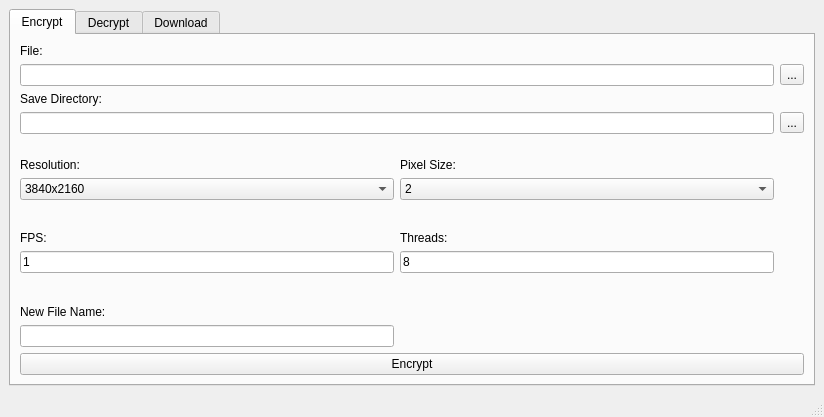
Above: CipherDrive GUI.ui from Goblin-0-0-7/CipherDrive before the change. Below: the same form after it.
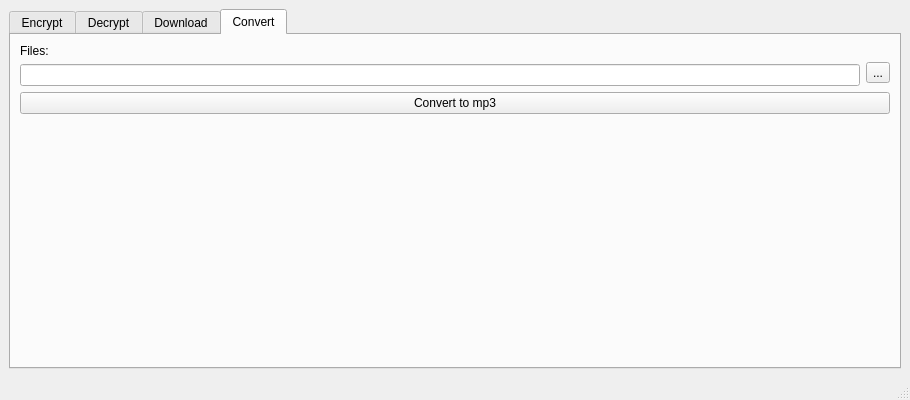
That is the form after the change.

Commit message: added convert tab

The edit to the form file:
```diff
--- a/CipherDrive GUI.ui
+++ b/CipherDrive GUI.ui
@@ -6,8 +6,8 @@
    <rect>
     <x>0</x>
     <y>0</y>
-    <width>824</width>
-    <height>417</height>
+    <width>910</width>
+    <height>400</height>
    </rect>
   </property>
   <property name="sizePolicy">
@@ -24,7 +24,7 @@
     <item row="0" column="0">
      <widget class="QTabWidget" name="tabWidget_container">
       <property name="currentIndex">
-       <number>0</number>
+       <number>3</number>
       </property>
       <widget class="QWidget" name="tab_encrypt">
        <attribute name="title">
@@ -683,6 +683,92 @@
         </item>
        </layout>
       </widget>
+      <widget class="QWidget" name="tab_convert">
+       <attribute name="title">
+        <string>Convert</string>
+       </attribute>
+       <layout class="QGridLayout" name="gridLayout_5">
+        <item row="0" column="0">
+         <layout class="QVBoxLayout" name="verticalLayout_21">
+          <item>
+           <layout class="QVBoxLayout" name="verticalLayout_20">
+            <item>
+             <layout class="QHBoxLayout" name="horizontalLayout_7">
+              <item>
+               <layout class="QVBoxLayout" name="verticalLayout_18">
+                <item>
+                 <widget class="QLabel" name="label_con_choose_files">
+                  <property name="sizePolicy">
+                   <sizepolicy hsizetype="Preferred" vsizetype="Fixed">
+                    <horstretch>0</horstretch>
+                    <verstretch>0</verstretch>
+                   </sizepolicy>
+                  </property>
+                  <property name="text">
+                   <string>Files:</string>
+                  </property>
+                 </widget>
+                </item>
+                <item>
+                 <widget class="QLineEdit" name="lineEdit_con_file_dir"/>
+                </item>
+               </layout>
+              </item>
+              <item>
+               <layout class="QVBoxLayout" name="verticalLayout_19">
+                <item>
+                 <spacer name="verticalSpacer_15">
+                  <property name="orientation">
+                   <enum>Qt::Vertical</enum>
+                  </property>
+                  <property name="sizeType">
+                   <enum>QSizePolicy::Maximum</enum>
+                  </property>
+                  <property name="sizeHint" stdset="0">
+                   <size>
+                    <width>20</width>
+                    <height>16</height>
+                   </size>
+                  </property>
+                 </spacer>
+                </item>
+                <item>
+                 <widget class="QToolButton" name="toolButton_con_choose_files">
+                  <property name="text">
+                   <string>...</string>
+                  </property>
+                 </widget>
+                </item>
+               </layout>
+              </item>
+             </layout>
+            </item>
+           </layout>
+          </item>
+          <item>
+           <widget class="QPushButton" name="pushButton_con_convert">
+            <property name="text">
+             <string>Convert to mp3</string>
+            </property>
+           </widget>
+          </item>
+         </layout>
+        </item>
+        <item row="1" column="0">
+         <spacer name="verticalSpacer_16">
+          <property name="orientation">
+           <enum>Qt::Vertical</enum>
+          </property>
+          <property name="sizeHint" stdset="0">
+           <size>
+            <width>20</width>
+            <height>40</height>
+           </size>
+          </property>
+         </spacer>
+        </item>
+       </layout>
+      </widget>
      </widget>
     </item>
    </layout>
```
Left out of the diff: 4 changed lines with no effect on the pictures. The commit also changes 1 other file.
